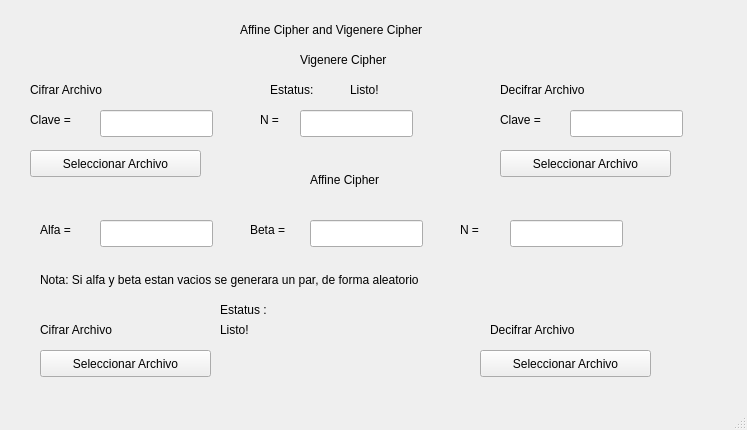
Qt form Tarea2/VigeAffineCipherUI.ui (Raylynd6299/Cryptography) before a commit.
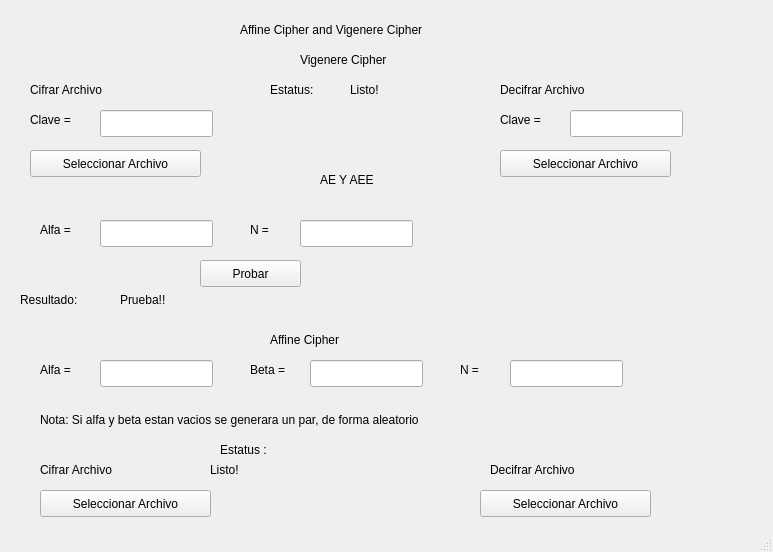
The same form after that commit.

Commit message: Vigenere Affine

```diff
--- a/Tarea2/VigeAffineCipherUI.ui
+++ b/Tarea2/VigeAffineCipherUI.ui
@@ -9,8 +9,8 @@
    <rect>
     <x>0</x>
     <y>0</y>
-    <width>747</width>
-    <height>430</height>
+    <width>773</width>
+    <height>552</height>
    </rect>
   </property>
   <property name="windowTitle">
@@ -173,8 +173,8 @@
    <widget class="QLabel" name="label_9">
     <property name="geometry">
      <rect>
-      <x>310</x>
-      <y>170</y>
+      <x>270</x>
+      <y>330</y>
       <width>121</width>
       <height>19</height>
      </rect>
@@ -187,7 +187,7 @@
     <property name="geometry">
      <rect>
       <x>100</x>
-      <y>220</y>
+      <y>360</y>
       <width>113</width>
       <height>27</height>
      </rect>
@@ -197,7 +197,7 @@
     <property name="geometry">
      <rect>
       <x>310</x>
-      <y>220</y>
+      <y>360</y>
       <width>113</width>
       <height>27</height>
      </rect>
@@ -207,7 +207,7 @@
     <property name="geometry">
      <rect>
       <x>40</x>
-      <y>220</y>
+      <y>360</y>
       <width>61</width>
       <height>19</height>
      </rect>
@@ -220,7 +220,7 @@
     <property name="geometry">
      <rect>
       <x>250</x>
-      <y>220</y>
+      <y>360</y>
       <width>61</width>
       <height>19</height>
      </rect>
@@ -233,7 +233,7 @@
     <property name="geometry">
      <rect>
       <x>220</x>
-      <y>300</y>
+      <y>440</y>
       <width>91</width>
       <height>19</height>
      </rect>
@@ -245,8 +245,8 @@
    <widget class="QLabel" name="AffineLabel">
     <property name="geometry">
      <rect>
-      <x>220</x>
-      <y>320</y>
+      <x>210</x>
+      <y>460</y>
       <width>261</width>
       <height>19</height>
      </rect>
@@ -259,7 +259,7 @@
     <property name="geometry">
      <rect>
       <x>40</x>
-      <y>270</y>
+      <y>410</y>
       <width>661</width>
       <height>19</height>
      </rect>
@@ -272,7 +272,7 @@
     <property name="geometry">
      <rect>
       <x>40</x>
-      <y>320</y>
+      <y>460</y>
       <width>121</width>
       <height>19</height>
      </rect>
@@ -285,7 +285,7 @@
     <property name="geometry">
      <rect>
       <x>40</x>
-      <y>350</y>
+      <y>490</y>
       <width>171</width>
       <height>27</height>
      </rect>
@@ -298,7 +298,7 @@
     <property name="geometry">
      <rect>
       <x>490</x>
-      <y>320</y>
+      <y>460</y>
       <width>141</width>
       <height>19</height>
      </rect>
@@ -311,7 +311,7 @@
     <property name="geometry">
      <rect>
       <x>480</x>
-      <y>350</y>
+      <y>490</y>
       <width>171</width>
       <height>27</height>
      </rect>
@@ -320,34 +320,11 @@
      <string>Seleccionar Archivo</string>
     </property>
    </widget>
-   <widget class="QLabel" name="label_8">
-    <property name="geometry">
-     <rect>
-      <x>260</x>
-      <y>110</y>
-      <width>41</width>
-      <height>19</height>
-     </rect>
-    </property>
-    <property name="text">
-     <string>N = </string>
-    </property>
-   </widget>
-   <widget class="QLineEdit" name="anillovige">
-    <property name="geometry">
-     <rect>
-      <x>300</x>
-      <y>110</y>
-      <width>113</width>
-      <height>27</height>
-     </rect>
-    </property>
-   </widget>
    <widget class="QLabel" name="label_13">
     <property name="geometry">
      <rect>
       <x>460</x>
-      <y>220</y>
+      <y>360</y>
       <width>41</width>
       <height>19</height>
      </rect>
@@ -360,12 +337,110 @@
     <property name="geometry">
      <rect>
       <x>510</x>
+      <y>360</y>
+      <width>113</width>
+      <height>27</height>
+     </rect>
+    </property>
+   </widget>
+   <widget class="QLabel" name="label_17">
+    <property name="geometry">
+     <rect>
+      <x>320</x>
+      <y>170</y>
+      <width>121</width>
+      <height>19</height>
+     </rect>
+    </property>
+    <property name="text">
+     <string>AE Y AEE</string>
+    </property>
+   </widget>
+   <widget class="QLineEdit" name="AEYAEE_ALFA">
+    <property name="geometry">
+     <rect>
+      <x>100</x>
       <y>220</y>
       <width>113</width>
       <height>27</height>
      </rect>
     </property>
    </widget>
+   <widget class="QLabel" name="label_18">
+    <property name="geometry">
+     <rect>
+      <x>40</x>
+      <y>220</y>
+      <width>61</width>
+      <height>19</height>
+     </rect>
+    </property>
+    <property name="text">
+     <string>Alfa = </string>
+    </property>
+   </widget>
+   <widget class="QLineEdit" name="AEYAEE_ANI">
+    <property name="geometry">
+     <rect>
+      <x>300</x>
+      <y>220</y>
+      <width>113</width>
+      <height>27</height>
+     </rect>
+    </property>
+   </widget>
+   <widget class="QLabel" name="label_19">
+    <property name="geometry">
+     <rect>
+      <x>250</x>
+      <y>220</y>
+      <width>41</width>
+      <height>19</height>
+     </rect>
+    </property>
+    <property name="text">
+     <string>N = </string>
+    </property>
+   </widget>
+   <widget class="QLabel" name="AEYAEE_RES">
+    <property name="geometry">
+     <rect>
+      <x>120</x>
+      <y>290</y>
+      <width>621</width>
+      <height>19</height>
+     </rect>
+    </property>
+    <property name="text">
+     <string>Prueba!!</string>
+    </property>
+   </widget>
+   <widget class="QLabel" name="label_20">
+    <property name="geometry">
+     <rect>
+      <x>20</x>
+      <y>290</y>
+      <width>91</width>
+      <height>19</height>
+     </rect>
+    </property>
+    <property name="text">
+     <string>Resultado:</string>
+    </property>
+   </widget>
+   <widget class="QPushButton" name="AEYAEE_Push">
+    <property name="geometry">
+     <rect>
+      <x>200</x>
+      <y>260</y>
+      <width>101</width>
+      <height>27</height>
+     </rect>
+    </property>
+    <property name="text">
+     <string>Probar</string>
+    </property>
+   </widget>
   </widget>
   <widget class="QStatusBar" name="statusbar"/>
  </widget>
```
Left out of the diff: 2 changed lines with no effect on the pictures. The commit also changes 7 other files.
